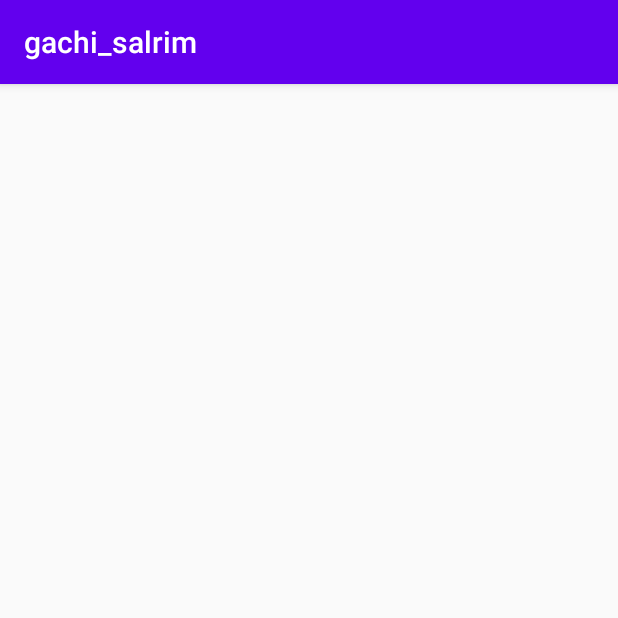
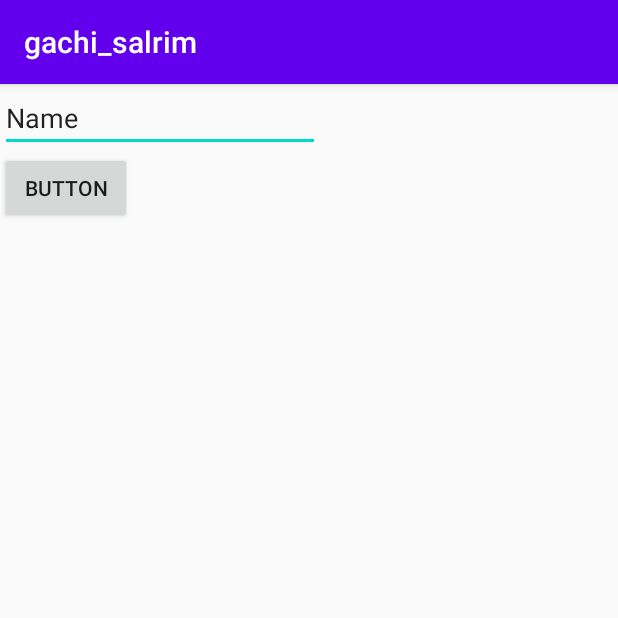
Before and after one commit to kim-soohyeon/gachi_salrim, an Android app: the screen it shows after launch (MainActivity), on a phone screen of 412 x 824 dp, the top half of it. Run offline under Robolectric (Android 15) with nearby library versions, the phone set to English and light mode, and no system bars; our stand-ins replace Firebase (no records; nobody signed in at launch, a user with empty details on screens opened directly).

Commit message:
firebase 연동 test Data insert 완료

```diff
--- a/app/src/main/java/com/inhatc/gachi_salrim/MainActivity.java
+++ b/app/src/main/java/com/inhatc/gachi_salrim/MainActivity.java
@@ -1,23 +1,65 @@
 package com.inhatc.gachi_salrim;
 
+import androidx.annotation.NonNull;
 import androidx.appcompat.app.AppCompatActivity;
 
 import android.os.Bundle;
+import android.view.View;
+import android.widget.Button;
+import android.widget.EditText;
+import android.widget.Toast;
 
+import com.google.android.gms.tasks.OnFailureListener;
+import com.google.android.gms.tasks.OnSuccessListener;
 import com.google.firebase.database.DatabaseReference;
 import com.google.firebase.database.FirebaseDatabase;
 
 public class MainActivity extends AppCompatActivity {
 
     private DatabaseReference mDatabase;    //firebase DB 정보 선언
+    EditText tbx_test;
+    Button btn_test;
+
 
     @Override
     protected void onCreate(Bundle savedInstanceState) {
         super.onCreate(savedInstanceState);
         setContentView(R.layout.activity_main);
 
+        tbx_test = findViewById(R.id.tbx_test);
+        btn_test = findViewById(R.id.btn_test);
 
         mDatabase = FirebaseDatabase.getInstance().getReference();  //firebase 정의
 
+        btn_test.setOnClickListener(new View.OnClickListener() {
+            @Override
+            public void onClick(View v) {
+                String getUserName = tbx_test.getText().toString();
+                writeData(getUserName,"1");
+            }
+        });
+
+
+    }
+    private void writeData(String username, String userId) {
+        System.out.println(username);
+        System.out.println(userId);
+
+        mDatabase.child("users").child(userId).setValue(username)
+                .addOnSuccessListener(new OnSuccessListener<Void>() {
+                    @Override
+                    public void onSuccess(Void aVoid) {
+                        // Write was successful!
+                        Toast.makeText(MainActivity.this, "저장을 완료했습니다.", Toast.LENGTH_SHORT).show();
+                    }
+                })
+                .addOnFailureListener(new OnFailureListener() {
+                    @Override
+                    public void onFailure(@NonNull Exception e) {
+                        // Write failed
+                        Toast.makeText(MainActivity.this, "저장을 실패했습니다.", Toast.LENGTH_SHORT).show();
+                    }
+                });
+
     }
 }
--- a/app/src/main/res/layout/activity_main.xml
+++ b/app/src/main/res/layout/activity_main.xml
@@ -7,4 +7,18 @@
     android:layout_centerHorizontal="false"
     tools:context=".MainActivity">
 
+    <EditText
+        android:id="@+id/tbx_test"
+        android:layout_width="wrap_content"
+        android:layout_height="wrap_content"
+        android:ems="10"
+        android:inputType="textPersonName"
+        android:text="Name" />
+
+    <Button
+        android:id="@+id/btn_test"
+        android:layout_width="wrap_content"
+        android:layout_height="wrap_content"
+        android:layout_below="@id/tbx_test"
+        android:text="Button" />
 </RelativeLayout>
--- a/build.gradle
+++ b/build.gradle
@@ -8,7 +8,8 @@ buildscript {
 
     }
     dependencies {
-        classpath 'com.android.tools.build:gradle:3.6.1'
+        classpath 'com.android.tools.build:gradle:4.0.0'
+        classpath 'com.google.gms:google-services:4.3.3'
 
 
         // NOTE: Do not place your application dependencies here; they belong
```
Also changed, not shown: gradle/wrapper/gradle-wrapper.properties.
